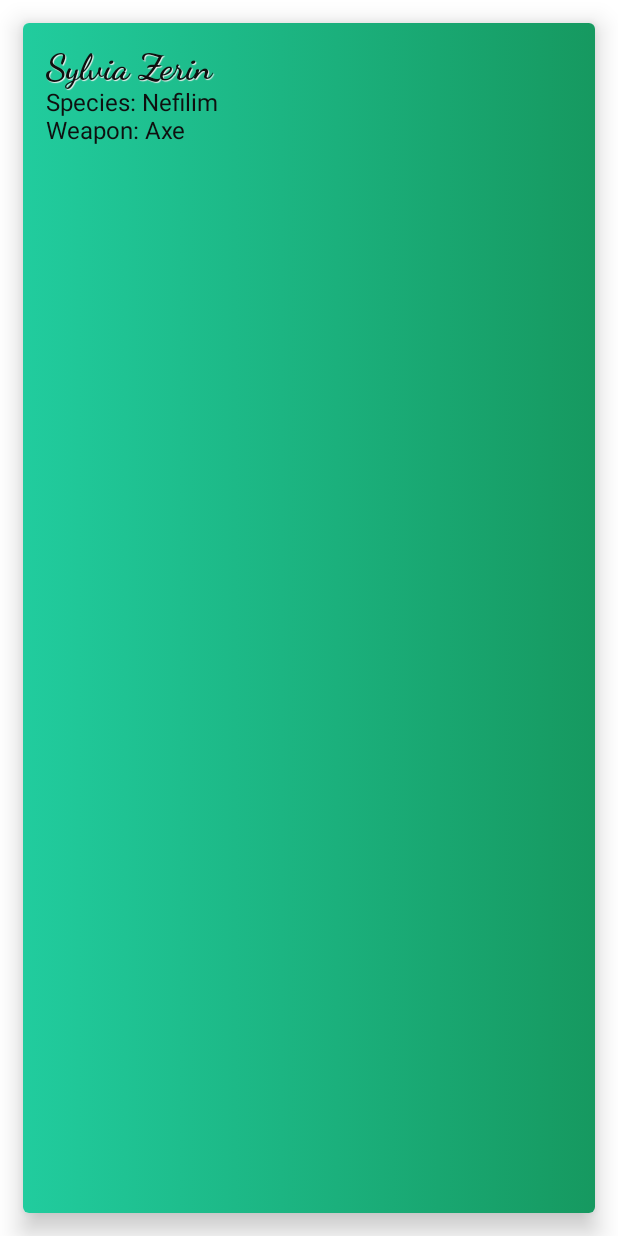
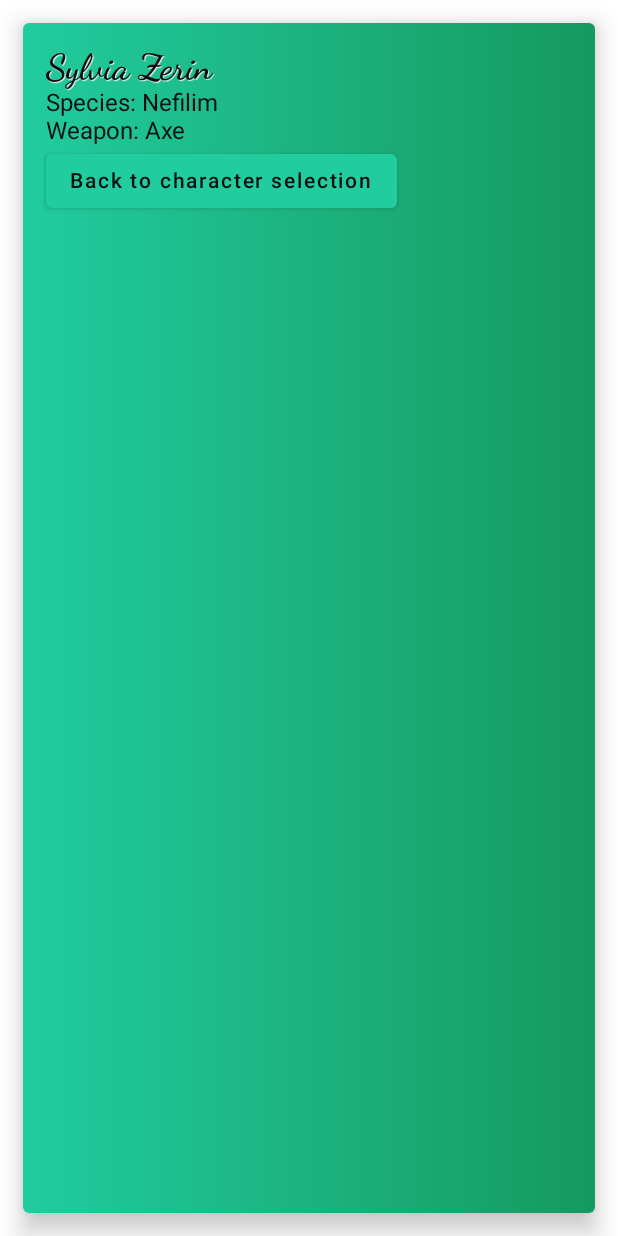
Before and after one commit to KiraResari/ceal-chronicler, an Android app built with Jetpack Compose: the screen it shows after launch (MainActivity), after a tap on "Sylvia Zerin", on a phone screen of 412 x 824 dp. Run offline under Robolectric (Android 15) with nearby library versions, the phone set to English and light mode, and no system bars; 1 other tap on this screen came first.

Commit message:
Added back button to character screen

```diff
--- a/shared-ui/src/commonMain/kotlin/com/tri_tail/ceal_chronicler/ui/characters/CharacterScreen.kt
+++ b/shared-ui/src/commonMain/kotlin/com/tri_tail/ceal_chronicler/ui/characters/CharacterScreen.kt
@@ -4,6 +4,7 @@ import androidx.compose.foundation.background
 import androidx.compose.foundation.layout.Arrangement
 import androidx.compose.foundation.layout.Column
 import androidx.compose.foundation.layout.padding
+import androidx.compose.material.Button
 import androidx.compose.material.Card
 import androidx.compose.material.Text
 import androidx.compose.runtime.Composable
@@ -54,7 +55,11 @@ fun DisplayCharacterScreen(selectedCharacter: MutableState<Optional<Character>>)
                 style = typography.body1,
                 textAlign = TextAlign.Start
             )
-
+            Button(
+                onClick = { selectedCharacter.value = Optional.empty() }
+            ) {
+                Text(text = "Back to character selection")
+            }
         }
     }
 }
--- a/shared-ui/src/commonMain/kotlin/com/tri_tail/ceal_chronicler/ui/title_screen/TitleScreen.kt
+++ b/shared-ui/src/commonMain/kotlin/com/tri_tail/ceal_chronicler/ui/title_screen/TitleScreen.kt
@@ -50,7 +50,7 @@ fun TitleScreen(mainViewState: MutableState<MainViewState>) {
         Button(
             onClick = { mainViewState.value = MainViewState.CHARACTER }
         ) {
-            Text(text = "Go to Character Screen")
+            Text(text = "Go to Character Selection")
         }
     }
 }
```
